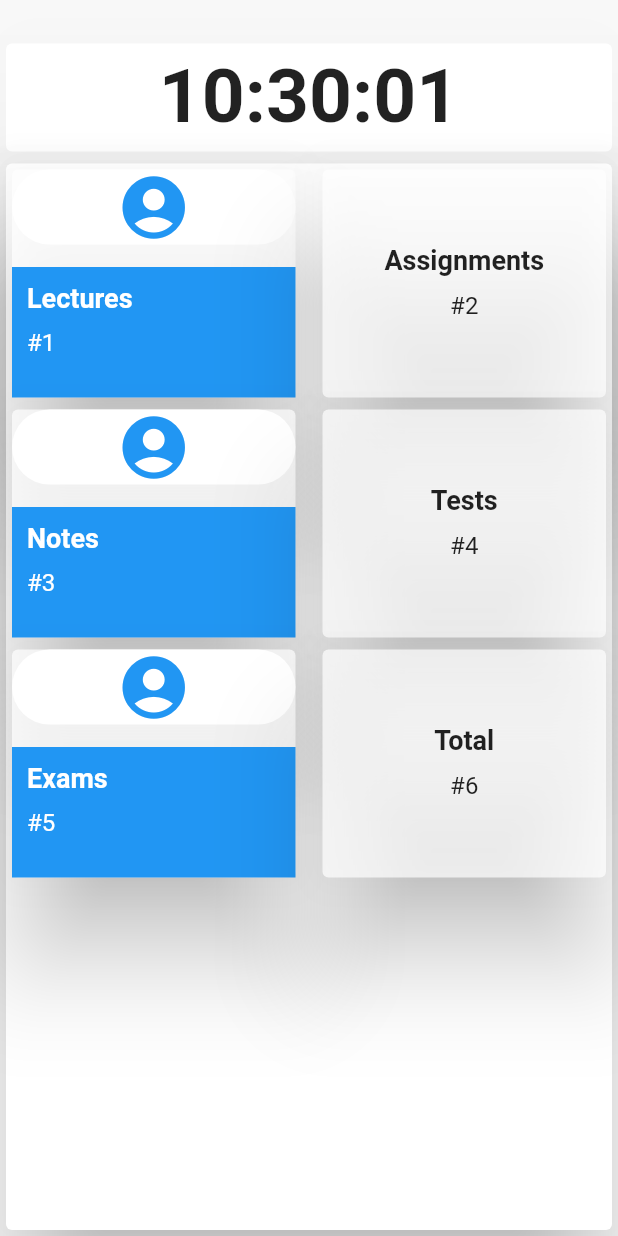
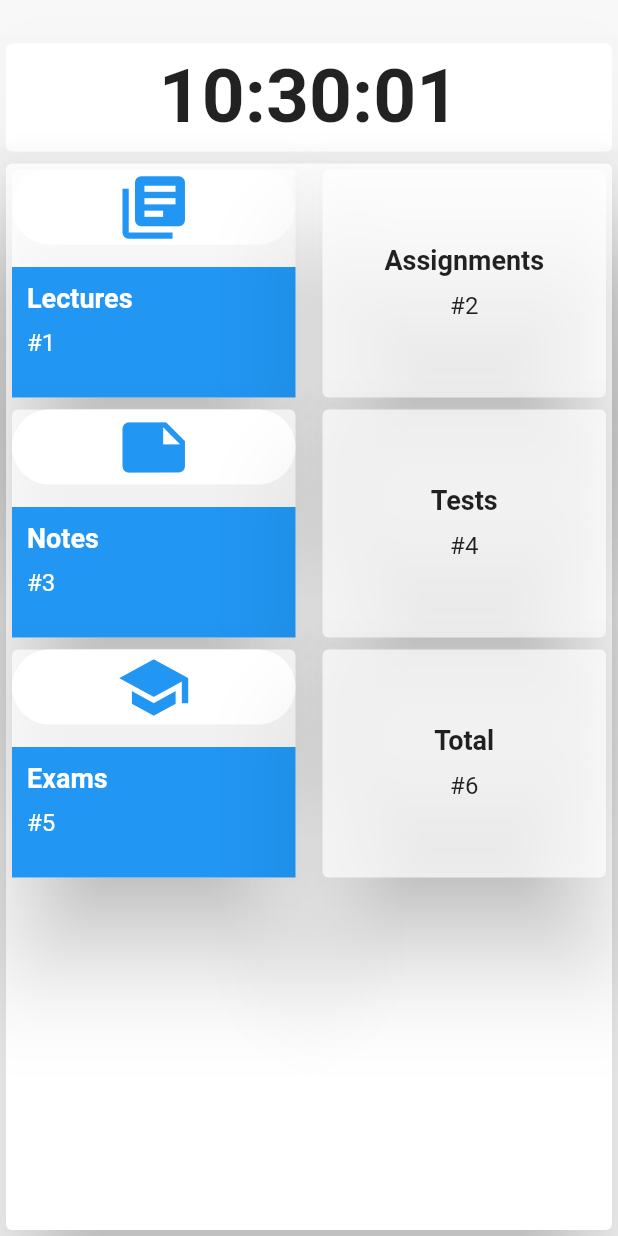
Before and after one commit to Yunuxtech/Student-Schedule, a Flutter app: the DashboardPage screen opened directly, on a phone screen of 412 x 824 dp. Run offline on Flutter 3.47's test engine with Material 2 defaults, Android fonts, the phone set to English and light mode, and no system bars; our stand-ins replace cloud_firestore, firebase_auth, firebase_core, fluttertoast, lottie; missing offline and left inert: animated_snack_bar; accounts and stored records are empty.

Commit message:
dynamic icons added

```diff
--- a/lib/drawer/dashboard.dart
+++ b/lib/drawer/dashboard.dart
@@ -49,7 +49,7 @@ class _DashboardPageState extends State<DashboardPage> {
                   final screenWidth = MediaQuery.of(context).size.width;
                   final cardWidth = (screenWidth - 30.0) / 2;
                   final screenHeight = MediaQuery.of(context).size.height;
-                  final cardHeight = screenHeight;
+                  // final cardHeight = screenHeight;
                   return Row(
                     children: [
                       Expanded(
@@ -73,14 +73,16 @@ class _DashboardPageState extends State<DashboardPage> {
                                     ),
                                     child: Center(
                                       child: Icon(
-                                        Icons.account_circle,
+                                        _cards[index * 2]['icon'],
                                         color: Colors.blue,
                                         size: 50.0,
                                       ),
                                     ),
                                   ),
-                                  SizedBox(width: 10.0,
-                                  height: 15,),
+                                  SizedBox(
+                                    width: 10.0,
+                                    height: 15,
+                                  ),
                                   Expanded(
                                     child: Container(
                                       height: 120,
@@ -182,29 +184,35 @@ class ClockWidget extends StatelessWidget {
   }
 }
 
-final List<Map<String, String>> _cards = [
+final List<Map<String, dynamic>> _cards = [
   {
     'header': 'Lectures',
     'text': '#1',
+    'icon': Icons.library_books,
   },
   {
     'header': 'Assignments',
     'text': '#2',
+    'icon': Icons.assignment,
   },
   {
     'header': 'Notes',
     'text': '#3',
+    'icon': Icons.note,
   },
   {
     'header': 'Tests',
     'text': '#4',
+    'icon': Icons.assignment_turned_in,
   },
   {
     'header': 'Exams',
     'text': '#5',
+    'icon': Icons.school,
   },
   {
     'header': 'Total',
     'text': '#6',
+    'icon': Icons.dashboard,
   },
 ];
```
